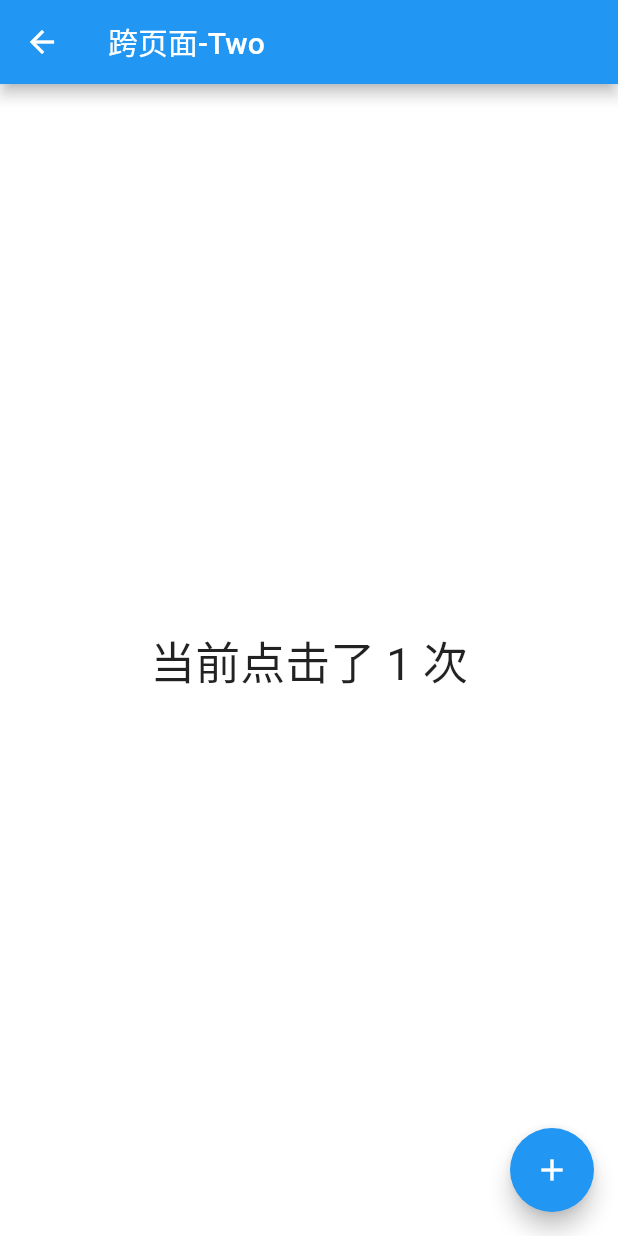
After one commit to xdd666t/flutter_use, a Flutter app: the SpanTwoPage screen opened directly, after a tap on the "add" icon, on a phone screen of 412 x 824 dp. The commit adds this screen. Run offline on Flutter 3.47's test engine with Material 2 defaults, Android fonts, the phone set to English and light mode, and no system bars; drawn by our look-alikes of flutter_smart_dialog; our stand-ins replace bloc, fluro, flutter_bloc, flutter_hooks, flutter_screenutil, keyboard_actions and 1 more; missing offline and left inert: flutter_picker, focus_widget, multi_image_picker; network calls fail; statements that could not run were skipped.

Commit message:
全局Bloc实例demo

```diff
--- a/lib/app/routes/route_handler.dart
+++ b/lib/app/routes/route_handler.dart
@@ -1,6 +1,8 @@
 import 'package:fluro/fluro.dart';
 import 'package:flutter/material.dart';
 import 'package:flutter_use/module/example/bloc/counter/counter_view.dart';
+import 'package:flutter_use/module/example/bloc/span_page/span_one/span_one_view.dart';
+import 'package:flutter_use/module/example/bloc/span_page/span_two/span_two_view.dart';
 import 'package:flutter_use/module/example/layout/test_layout/test_layout_view.dart';
 import 'package:flutter_use/module/function/dialog/dialog_view.dart';
 import 'package:flutter_use/module/function/smart_dialog/smart_dialog_view.dart';
@@ -41,3 +43,15 @@ Handler smartDialogPageHandler = Handler(
     return SmartDialogPage();
   },
 );
+
+/// 跨页面传递数据
+Handler spanOnePageHandler = Handler(
+  handlerFunc: (BuildContext context, Map<String, List<String>> params) {
+    return SpanOnePage();
+  },
+);
+Handler spanTwoPageHandler = Handler(
+  handlerFunc: (BuildContext context, Map<String, List<String>> params) {
+    return SpanTwoPage();
+  },
+);
--- a/lib/app/routes/routes.dart
+++ b/lib/app/routes/routes.dart
@@ -19,6 +19,10 @@ class Routes {
   ///演示SmartDialog控件
   static String smartDialog = "/smartDialog";
 
+  ///跨页面传递事件
+  static String spanOne = "/spanOne";
+  static String spanTwo = "/spanOne/spanTwo";
+
   static void configureRoutes(FluroRouter router) {
     router.notFoundHandler = new Handler(
       handlerFunc: (BuildContext context, Map<String, List<String>> params) {
@@ -33,5 +37,7 @@ class Routes {
     router.define(counter, handler: counterPageHandler);
     router.define(testLayout, handler: testLayoutPageHandler);
     router.define(smartDialog, handler: smartDialogPageHandler);
+    router.define(spanOne, handler: spanOnePageHandler);
+    router.define(spanTwo, handler: spanTwoPageHandler);
   }
 }
--- /dev/null
+++ b/lib/module/example/bloc/span_page/span_one/span_one_cubit.dart
@@ -0,0 +1,22 @@
+import 'package:bloc/bloc.dart';
+import 'package:flutter/cupertino.dart';
+import 'package:flutter_use/app/routes/navigator_util.dart';
+import 'package:meta/meta.dart';
+
+part 'span_one_state.dart';
+
+class SpanOneCubit extends Cubit<SpanOneState> {
+  SpanOneCubit() : super(SpanOneState().init());
+
+  void init(){
+    emit(state.init());
+  }
+
+  ///跳转到跨页面
+  void toSpanTwo(BuildContext context){
+    NavigatorUtil.goSpanTwoPage(context);
+  }
+
+  ///自增
+  void increase() => emit(state.clone()..count = ++state.count);
+}
--- /dev/null
+++ b/lib/module/example/bloc/span_page/span_one/span_one_state.dart
@@ -0,0 +1,15 @@
+part of 'span_one_cubit.dart';
+
+class SpanOneState {
+  int count;
+
+  ///初始化方法
+  SpanOneState init() {
+    return SpanOneState()..count = 0;
+  }
+
+  ///克隆方法,针对于刷新界面数据
+  SpanOneState clone() {
+    return SpanOneState()..count = count;
+  }
+}
--- /dev/null
+++ b/lib/module/example/bloc/span_page/span_two/span_two_cubit.dart
@@ -0,0 +1,17 @@
+import 'package:bloc/bloc.dart';
+import 'package:flutter/cupertino.dart';
+import 'package:flutter_bloc/flutter_bloc.dart';
+import 'package:flutter_use/module/example/bloc/span_page/span_one/span_one_cubit.dart';
+
+part 'span_two_state.dart';
+
+class SpanTwoCubit extends Cubit<SpanTwoState> {
+  SpanTwoCubit() : super(SpanTwoState().init());
+
+  void init(BuildContext context){
+    BlocProvider.of<SpanOneCubit>(context).init();
+  }
+
+  ///自增
+  void increase() => emit(state.clone()..count = ++state.count);
+}
--- /dev/null
+++ b/lib/module/example/bloc/span_page/span_two/span_two_state.dart
@@ -0,0 +1,15 @@
+part of 'span_two_cubit.dart';
+
+class SpanTwoState {
+  int count;
+
+  ///初始化方法
+  SpanTwoState init() {
+    return SpanTwoState()..count = 0;
+  }
+
+  ///克隆方法,针对于刷新界面数据
+  SpanTwoState clone() {
+    return SpanTwoState()..count = count;
+  }
+}
--- /dev/null
+++ b/lib/module/example/bloc/span_page/span_two/span_two_view.dart
@@ -0,0 +1,37 @@
+import 'package:flutter/material.dart';
+import 'package:flutter_bloc/flutter_bloc.dart';
+import 'package:flutter_use/module/example/bloc/span_page/span_one/span_one_cubit.dart';
+import 'package:flutter_use/module/example/bloc/span_page/span_two/span_two_cubit.dart';
+
+class SpanTwoPage extends StatelessWidget {
+  @override
+  Widget build(BuildContext context) {
+    return BlocProvider(
+      create: (context) => SpanTwoCubit()..init(context),
+      child: BlocBuilder<SpanTwoCubit, SpanTwoState>(builder: _body),
+    );
+  }
+
+  Widget _body(BuildContext context, SpanTwoState state) {
+    return Scaffold(
+      backgroundColor: Colors.white,
+      appBar: AppBar(title: Text('跨页面-Two')),
+      floatingActionButton: FloatingActionButton(
+        onPressed: () {
+          //改变上个页面
+          BlocProvider.of<SpanOneCubit>(context).increase();
+
+          //改变当前页面数据
+          BlocProvider.of<SpanTwoCubit>(context).increase();
+        },
+        child: const Icon(Icons.add),
+      ),
+      body: Center(
+        child: Text(
+          '当前点击了 ${state.count} 次',
+          style: TextStyle(fontSize: 30.0),
+        ),
+      ),
+    );
+  }
+}
--- a/lib/module/example/example_state.dart
+++ b/lib/module/example/example_state.dart
@@ -11,6 +11,7 @@ class ExampleState {
           title: 'flutter_bloc',
           btnInfo: [
             BtnInfo(title: 'Cubit', tag: 'cubit'),
+            BtnInfo(title: '跨页面事件(类似广播)', tag: 'span'),
           ],
         ),
 
--- a/lib/module/function/smart_dialog/smart_dialog_view.dart
+++ b/lib/module/function/smart_dialog/smart_dialog_view.dart
@@ -2,6 +2,7 @@ import 'package:flutter/material.dart';
 import 'package:flutter_bloc/flutter_bloc.dart';
 import 'package:flutter_use/app/base/base_scaffold.dart';
 import 'package:flutter_use/module/common/widget/function_items.dart';
+import 'package:flutter_use/module/example/example_cubit.dart';
 import 'package:flutter_use/module/function/smart_dialog/smart_dialog_cubit.dart';
 
 class SmartDialogPage extends StatelessWidget {
--- a/pubspec.yaml
+++ b/pubspec.yaml
@@ -44,8 +44,6 @@ dependencies:
   fluro: ^1.7.8 #路由管理框架
   # 界面适配 https://pub.dev/packages/flutter_screenutil
   flutter_screenutil: ^3.2.0
-  # 加载弹窗 https://pub.dev/packages/flutter_easyloading
-  flutter_easyloading: ^2.0.0
   # 取消输入框焦点 https://pub.dev/packages/focus_widget/install
   focus_widget: ^1.0.2+2
   # iOS数字键盘添加收起按钮 https://pub.dev/packages/keyboard_actions
```
Also changed, not shown: lib/app/routes/navigator_util.dart (+8 -0 lines), lib/main.dart (+11 -5 lines), lib/module/example/bloc/span_page/span_one/span_one_view.dart (added, +28 -0 lines), lib/module/example/example_cubit.dart (+10 -0 lines), pubspec.lock.
